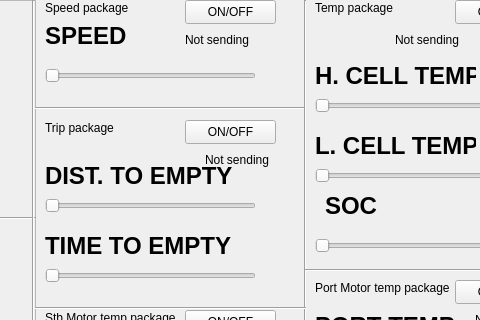
This is mainwindow.ui in JakobGerjolj/Riverdi7TesterGUI as Qt 5 draws it before an edit; both pictures show x 255 to 735 and y 0 to 320 of the 1200 by 800 pixel window. The edited form follows.
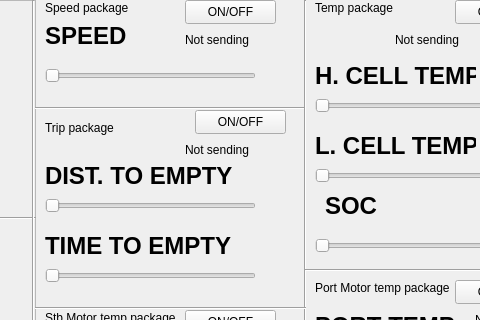
This is the edited form.

Commit message: Implemented CL2000 as interface

Patch:
```diff
--- a/mainwindow.ui
+++ b/mainwindow.ui
@@ -466,8 +466,8 @@
    <widget class="QPushButton" name="pushButton_4">
     <property name="geometry">
      <rect>
-      <x>440</x>
-      <y>120</y>
+      <x>450</x>
+      <y>110</y>
       <width>91</width>
       <height>24</height>
      </rect>
@@ -514,9 +514,9 @@
    <widget class="QLabel" name="tripSendingLabel">
     <property name="geometry">
      <rect>
-      <x>460</x>
-      <y>150</y>
-      <width>91</width>
+      <x>440</x>
+      <y>140</y>
+      <width>111</width>
       <height>20</height>
      </rect>
     </property>
```
The commit also changes 2 other files.
